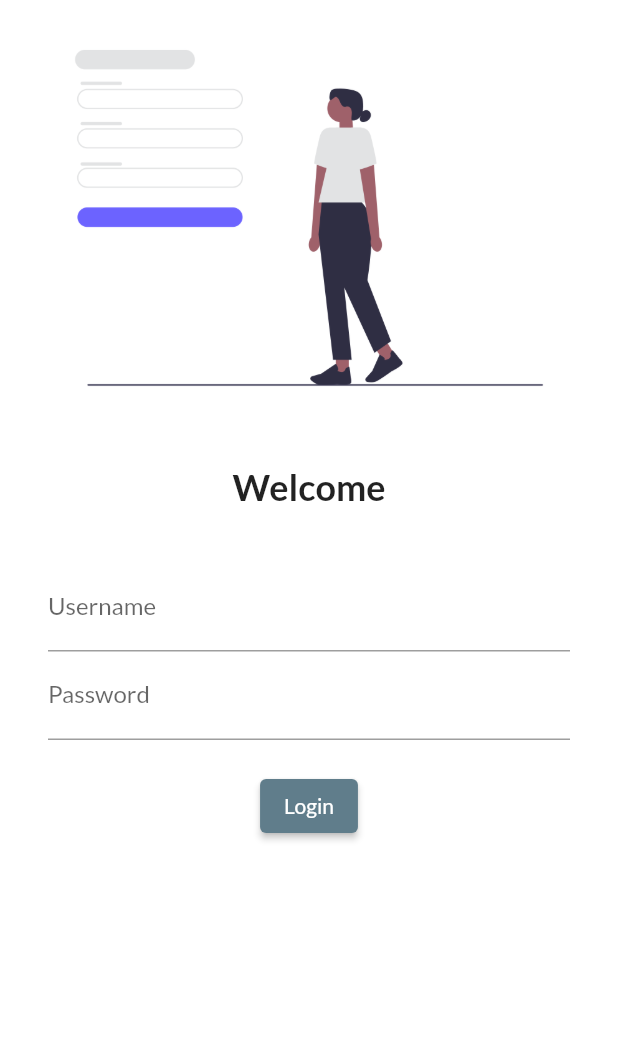
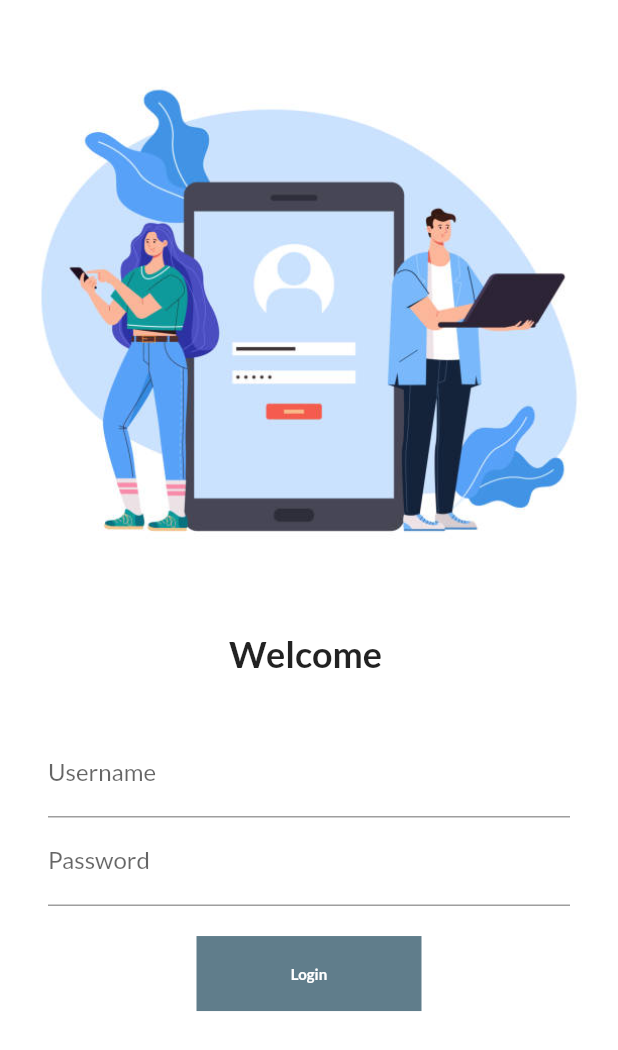
Before and after one commit to SakshiP3103/CatalogApp_Flutter, a Flutter app: the screen it shows after launch, on a phone screen of 412 x 824 dp. Shown: the top 1050 px of the screen. Run offline on Flutter 3.47's test engine with Material 3 defaults, Android fonts, the phone set to English and light mode, and no system bars; our stand-ins replace google_fonts.

Commit message:
day4 completed

```diff
--- a/lib/main.dart
+++ b/lib/main.dart
@@ -1,6 +1,7 @@
 import 'package:flutter/material.dart';
 import 'package:flutter_catalog/pages/home_page.dart';
 import 'package:flutter_catalog/pages/login_page.dart';
+import 'package:flutter_catalog/utils/routes.dart/routes.dart';
 import 'package:google_fonts/google_fonts.dart';
 
 void main() {
@@ -21,14 +22,15 @@ class MyApp extends StatelessWidget {
         primarySwatch: Colors.blueGrey,
         fontFamily: GoogleFonts.lato().fontFamily,
         ),
+        debugShowCheckedModeBanner: false,
       darkTheme: ThemeData(
         brightness: Brightness.dark,
       ),
       // initialRoute: "/home",
       routes: {
         "/": (context)=>const LoginPage(),
-         "/home": (context)=>const HomePage(),
-        "/login": (context)=>const LoginPage(),
+        MyRoutes.homeRoute: (context)=>const HomePage(),
+        MyRoutes.loginRoute: (context)=>const LoginPage(),
       },
     );
   }
--- a/lib/pages/login_page.dart
+++ b/lib/pages/login_page.dart
@@ -1,22 +1,36 @@
 import 'package:flutter/material.dart';
+import 'package:flutter_catalog/utils/routes.dart/routes.dart';
 
-class LoginPage extends StatelessWidget {
+class LoginPage extends StatefulWidget {
   const LoginPage({super.key});
 
   @override
+  State<LoginPage> createState() => _LoginPageState();
+}
+
+class _LoginPageState extends State<LoginPage> {
+  String name="";
+  bool changeButton=false;
+  @override
   Widget build(BuildContext context) {
+
     return  Material(
       color: Colors.white,
-      child:Column(
+      child:SingleChildScrollView(
+        child:Column(
         children: [
-          Image.asset("assets/images/login_image.png",
+
+           const SizedBox(
+           height:20.0,
+        ),
+          Image.asset("assets/images/login_image2.png",
           fit:BoxFit.cover,
           ),
        const SizedBox(
            height:20.0,
         ),
-          const Text(
-            "Welcome",
+           Text(
+            "Welcome $name",
             style: TextStyle(
               fontSize: 24,
               fontWeight: FontWeight.bold,
@@ -34,6 +48,12 @@ class LoginPage extends StatelessWidget {
               hintText: "Enter Username",
               labelText: "Username",
             ),
+            onChanged: (value){
+              name=value;
+              setState(() {
+
+              });
+            },
           ),
 
             TextFormField(
@@ -44,17 +64,48 @@ class LoginPage extends StatelessWidget {
             ),
           ),
 
-          const SizedBox(
+         SizedBox(
            height:20.0,
         ),
 
-        ElevatedButton(
-          child: Text("Login"),
-          style:TextButton.styleFrom(),
-          onPressed: () {
-            print("hi sakshi");
-          },
-          ),
+        InkWell(
+          onTap:() async{
+            setState(() {
+              changeButton=true;
+            });
+            await Future.delayed(Duration(seconds: 1));
+             Navigator.pushNamed(context,MyRoutes.homeRoute);
+          } ,
+          child: AnimatedContainer(
+            duration: Duration(seconds: 1),
+            width: changeButton ? 50: 150  ,
+            height: 50,
+            // color: Colors.blueGrey,
+            alignment: Alignment.center,
+            child:changeButton ? Icon(Icons.done,color: Colors.white) :Text(
+              "Login",
+              style: TextStyle(
+                color:Colors.white,
+                fontWeight:FontWeight.bold,
+                fontSize:10),
+            ),
+            decoration: BoxDecoration(
+              color: Colors.blueGrey,
+              shape: changeButton ? BoxShape.circle :BoxShape.rectangle,
+              // borderRadius: BorderRadius.circular(changeButton ?20 :8)
+            ),
+              ),
+        ),
+
+
+
+        // ElevatedButton(
+        //   child: Text("Login"),
+        //   style:TextButton.styleFrom(minimumSize: Size(120, 40)),
+        //   onPressed: () {
+        //    Navigator.pushNamed(context,MyRoutes.homeRoute);
+        //   },
+        //   ),
 
             ],
           ),
@@ -62,6 +113,8 @@ class LoginPage extends StatelessWidget {
 
         ],
       )
+      ),
+
     );
   }
 }
--- /dev/null
+++ b/lib/utils/routes.dart/routes.dart
@@ -0,0 +1,4 @@
+class   MyRoutes{
+  static String loginRoute="/login";
+  static String homeRoute="/home";
+}
```
Also changed, not shown: assets/images/login_image2.png (added), assets/images/loginimg.png (added), 1 other file.
